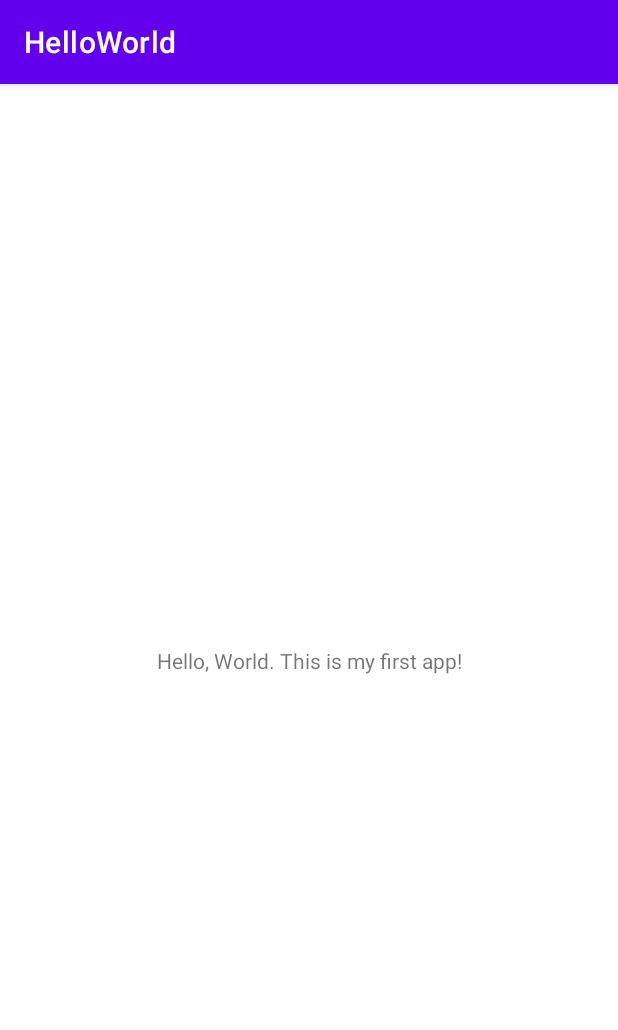
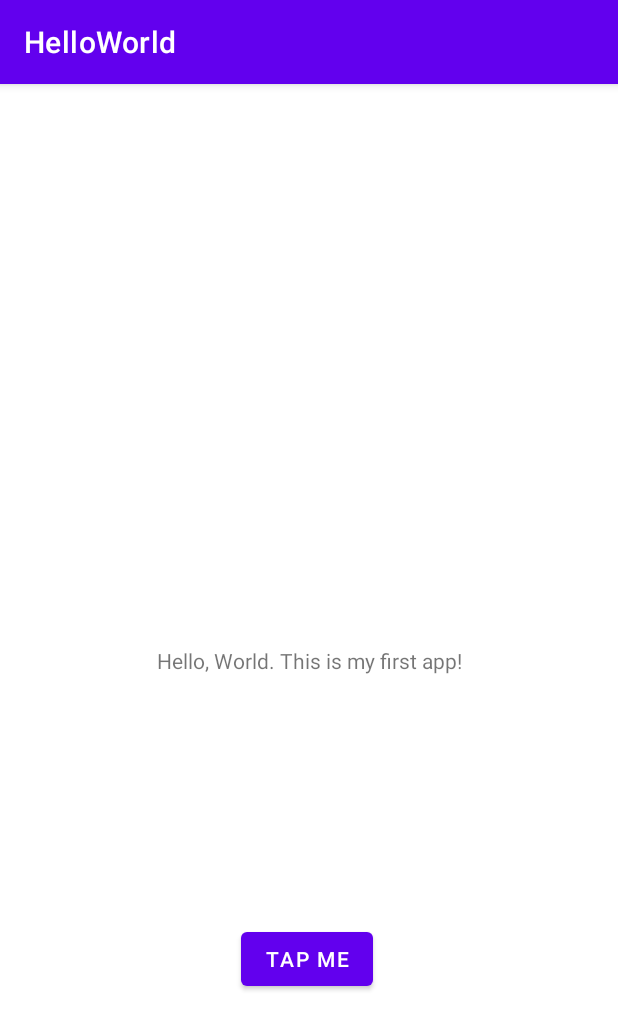
Before and after one commit to elyordan/CIS3315, an Android app: the screen it shows after launch (MainActivity), on a phone screen of 412 x 824 dp. Shown: the top 1030 px of the screen. Run offline under Robolectric (Android 15) with nearby library versions, the phone set to English and light mode, and no system bars.

Commit message:
create new button a set on click action

```diff
--- a/Lab1/app/src/main/java/edu/temple/helloworld/MainActivity.java
+++ b/Lab1/app/src/main/java/edu/temple/helloworld/MainActivity.java
@@ -3,12 +3,27 @@ package edu.temple.helloworld;
 import androidx.appcompat.app.AppCompatActivity;
 
 import android.os.Bundle;
+import android.view.View;
+import android.widget.Button;
+import android.widget.TextView;
 
 public class MainActivity extends AppCompatActivity {
+
+    TextView textView;
+
 
     @Override
     protected void onCreate(Bundle savedInstanceState) {
         super.onCreate(savedInstanceState);
         setContentView(R.layout.activity_main);
+
+        textView = findViewById(R.id.textView);
+
+        findViewById(R.id.btnTapMe).setOnClickListener(new View.OnClickListener() {
+            @Override
+            public void onClick(View v) {
+                textView.setText(R.string.textviewChange);
+            }
+        });
     }
-}
+    }
--- a/Lab1/app/src/main/res/layout/activity_main.xml
+++ b/Lab1/app/src/main/res/layout/activity_main.xml
@@ -7,6 +7,7 @@
     tools:context=".MainActivity">
 
     <TextView
+        android:id="@+id/textView"
         android:layout_width="wrap_content"
         android:layout_height="wrap_content"
         android:text="@string/my_greeting"
@@ -15,4 +16,18 @@
         app:layout_constraintRight_toRightOf="parent"
         app:layout_constraintTop_toTopOf="parent" />
 
+    <Button
+        android:id="@+id/btnTapMe"
+        android:layout_width="wrap_content"
+        android:layout_height="wrap_content"
+        android:layout_marginStart="160dp"
+        android:layout_marginTop="156dp"
+        android:layout_marginEnd="163dp"
+        android:layout_marginBottom="151dp"
+        android:text="@string/button_name"
+        app:layout_constraintBottom_toBottomOf="parent"
+        app:layout_constraintEnd_toEndOf="parent"
+        app:layout_constraintStart_toStartOf="parent"
+        app:layout_constraintTop_toBottomOf="@+id/textView" />
+
 </androidx.constraintlayout.widget.ConstraintLayout>
--- a/Lab1/app/src/main/res/values/strings.xml
+++ b/Lab1/app/src/main/res/values/strings.xml
@@ -1,4 +1,6 @@
 <resources>
     <string name="app_name">HelloWorld</string>
     <string name="my_greeting">Hello, World. This is my first app!</string>
+    <string name="button_name">Tap Me</string>
+    <string name="textviewChange">You tapped the button</string>
 </resources>
```
